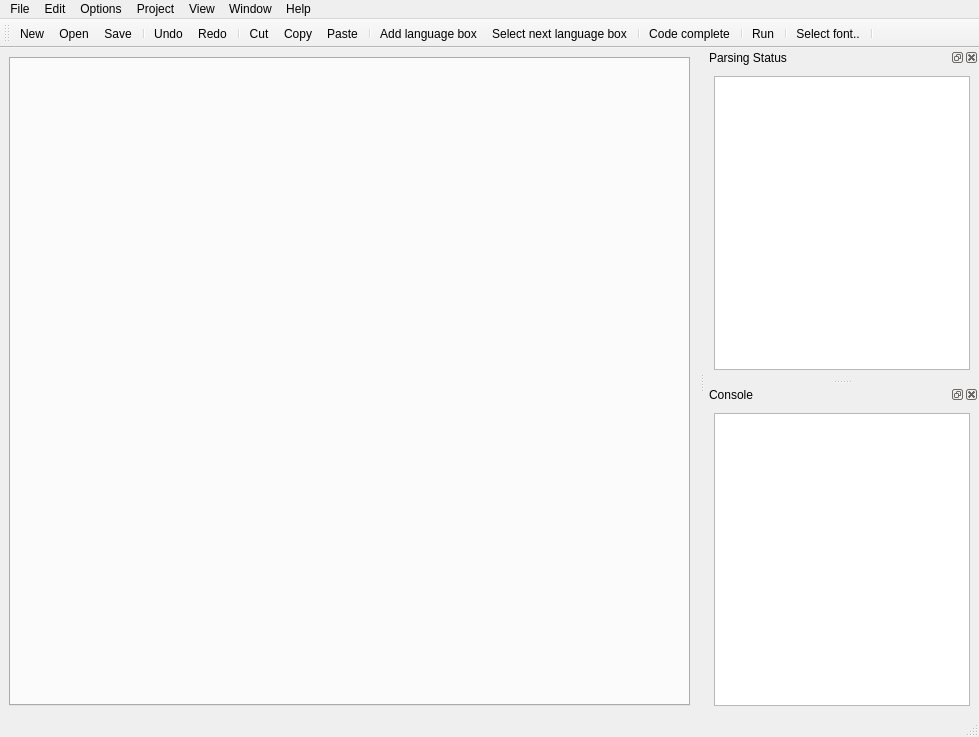
This is lib/eco/gui/newgui.ui in softdevteam/eco as Qt 5 draws it before an edit. The edited form follows.
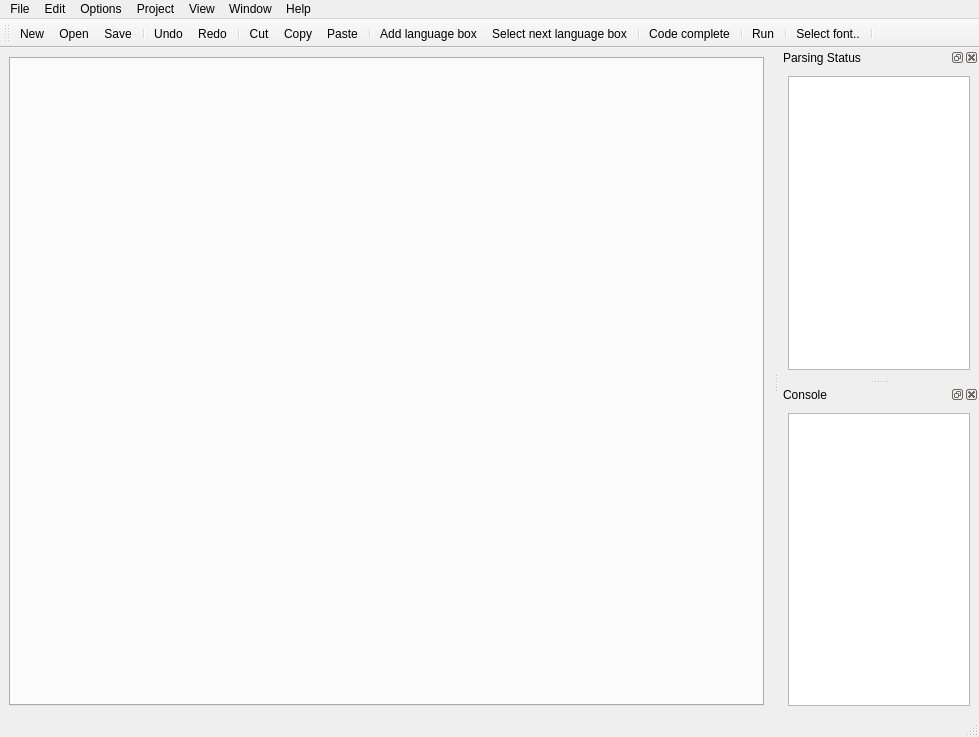
This is the edited form. Icons and pictures are not drawn.

What changed in the file:
```diff
--- a/lib/eco/gui/newgui.ui
+++ b/lib/eco/gui/newgui.ui
@@ -155,6 +155,12 @@
    <addaction name="separator"/>
   </widget>
   <widget class="QDockWidget" name="dockWidget_2">
+   <property name="maximumSize">
+    <size>
+     <width>200</width>
+     <height>524287</height>
+    </size>
+   </property>
    <property name="windowTitle">
     <string>Parsing Status</string>
    </property>
@@ -164,13 +170,36 @@
    <widget class="QWidget" name="dockWidgetContents_2">
     <layout class="QHBoxLayout" name="horizontalLayout_5">
      <item>
-      <widget class="QListWidget" name="list_parsingstatus">
-       <property name="sizePolicy">
-        <sizepolicy hsizetype="Minimum" vsizetype="Expanding">
-         <horstretch>0</horstretch>
-         <verstretch>0</verstretch>
-        </sizepolicy>
+      <widget class="QTreeWidget" name="treeWidget">
+       <property name="alternatingRowColors">
+        <bool>false</bool>
        </property>
+       <property name="textElideMode">
+        <enum>Qt::ElideRight</enum>
+       </property>
+       <property name="indentation">
+        <number>20</number>
+       </property>
+       <property name="rootIsDecorated">
+        <bool>false</bool>
+       </property>
+       <property name="uniformRowHeights">
+        <bool>false</bool>
+       </property>
+       <property name="animated">
+        <bool>false</bool>
+       </property>
+       <property name="allColumnsShowFocus">
+        <bool>false</bool>
+       </property>
+       <attribute name="headerVisible">
+        <bool>false</bool>
+       </attribute>
+       <column>
+        <property name="text">
+         <string>1</string>
+        </property>
+       </column>
       </widget>
      </item>
     </layout>
```
Left out of the diff: 47 changed lines with no effect on the pictures.
